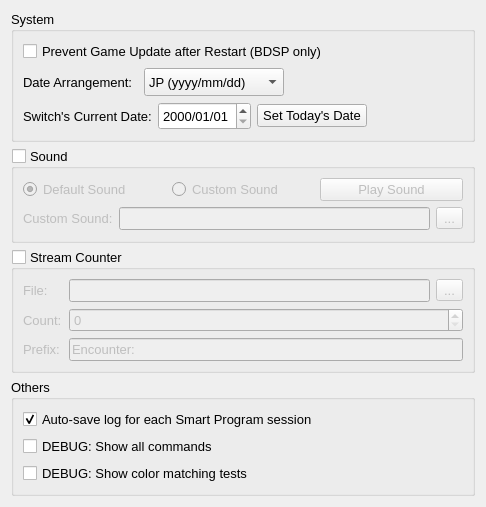
Above: smartprogramsetting.ui from brianuuu/AutoControllerHelper before the change. Below: the same form after it.
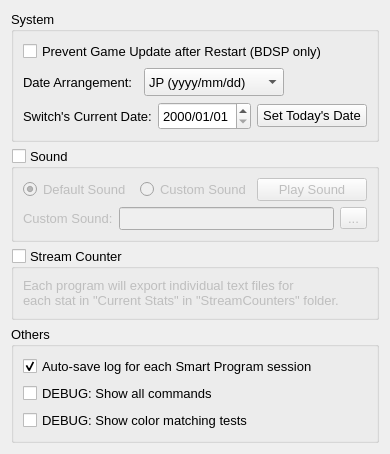
That is the form after the change.

Commit message:
Stream Counter related changes
-Clear log for every 5000 lines
-Show stats for current program under video output
-Remove file select for Stream Counter in Smart Settings, this will now depend on individual programs, this will export text file for each stats to StreamCounters folder

Diff of the .ui file:
```diff
--- a/smartprogramsetting.ui
+++ b/smartprogramsetting.ui
@@ -6,8 +6,8 @@
    <rect>
     <x>0</x>
     <y>0</y>
-    <width>486</width>
-    <height>507</height>
+    <width>356</width>
+    <height>417</height>
    </rect>
   </property>
   <property name="font">
@@ -259,95 +259,12 @@
      </property>
      <layout class="QVBoxLayout" name="verticalLayout_4">
       <item>
-       <layout class="QHBoxLayout" name="horizontalLayout_11">
-        <item>
-         <widget class="QLabel" name="label_3">
-          <property name="minimumSize">
-           <size>
-            <width>40</width>
-            <height>0</height>
-           </size>
-          </property>
-          <property name="text">
-           <string>File:</string>
-          </property>
-         </widget>
-        </item>
-        <item>
-         <widget class="QLineEdit" name="LE_File">
-          <property name="minimumSize">
-           <size>
-            <width>200</width>
-            <height>0</height>
-           </size>
-          </property>
-          <property name="readOnly">
-           <bool>true</bool>
-          </property>
-         </widget>
-        </item>
-        <item>
-         <widget class="QToolButton" name="PB_File">
-          <property name="text">
-           <string>...</string>
-          </property>
-         </widget>
-        </item>
-       </layout>
-      </item>
-      <item>
-       <layout class="QHBoxLayout" name="horizontalLayout_13">
-        <item>
-         <widget class="QLabel" name="label_5">
-          <property name="minimumSize">
-           <size>
-            <width>40</width>
-            <height>0</height>
-           </size>
-          </property>
-          <property name="text">
-           <string>Count:</string>
-          </property>
-         </widget>
-        </item>
-        <item>
-         <widget class="QSpinBox" name="SB_Count">
-          <property name="sizePolicy">
-           <sizepolicy hsizetype="Expanding" vsizetype="Fixed">
-            <horstretch>0</horstretch>
-            <verstretch>0</verstretch>
-           </sizepolicy>
-          </property>
-          <property name="maximum">
-           <number>1000000</number>
-          </property>
-         </widget>
-        </item>
-       </layout>
-      </item>
-      <item>
-       <layout class="QHBoxLayout" name="horizontalLayout_12">
-        <item>
-         <widget class="QLabel" name="label_4">
-          <property name="minimumSize">
-           <size>
-            <width>40</width>
-            <height>0</height>
-           </size>
-          </property>
-          <property name="text">
-           <string>Prefix:</string>
-          </property>
-         </widget>
-        </item>
-        <item>
-         <widget class="QLineEdit" name="LE_Prefix">
-          <property name="text">
-           <string>Encounter:</string>
-          </property>
-         </widget>
-        </item>
-       </layout>
+       <widget class="QLabel" name="label">
+        <property name="text">
+         <string>Each program will export individual text files for
+each stat in &quot;Current Stats&quot; in &quot;StreamCounters&quot; folder.</string>
+        </property>
+       </widget>
       </item>
      </layout>
     </widget>
```
The commit also changes 12 other files.
